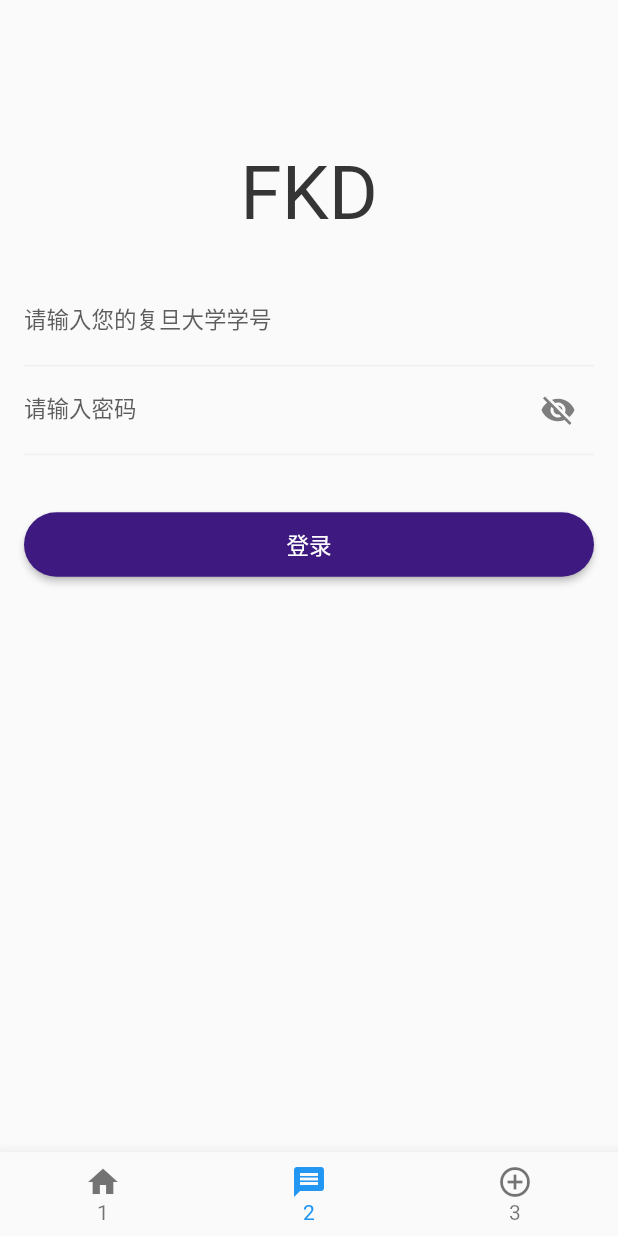
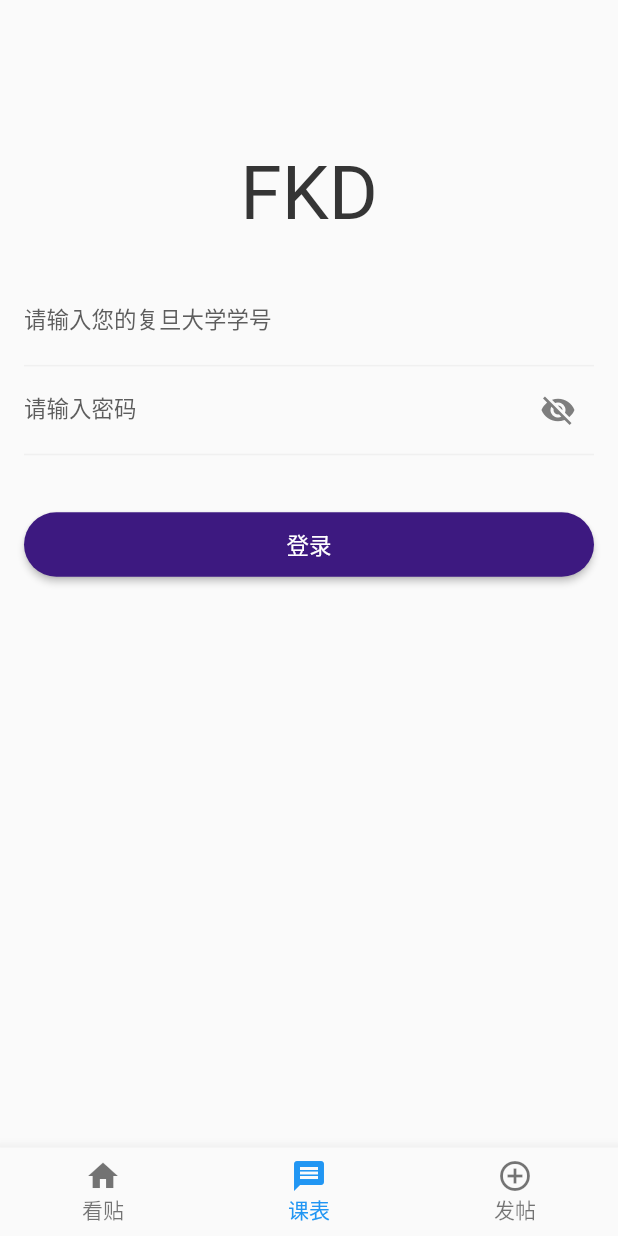
Before and after one commit to bestlzk123/myzksnark, a Flutter app: the screen it shows after launch, item 2 of the bottom bar chosen, on a phone screen of 412 x 824 dp. Run offline on Flutter 3.47's test engine with Material 2 defaults, Android fonts, the phone set to English and light mode, and no system bars; our stand-ins replace shared_preferences, sqflite; accounts and stored records are empty.

Commit message:
Update home.dart

```diff
--- a/lib/home.dart
+++ b/lib/home.dart
@@ -67,17 +67,17 @@ class HomePageState extends State<HomePage> {
               BottomNavigationBarItem(
             backgroundColor: Colors.blue,
             icon: Icon(Icons.home),
-            title: Text("1"),
+            title: Text("看贴"),
             ),
             BottomNavigationBarItem(
               backgroundColor: Colors.green,
               icon: Icon(Icons.message),
-              title: Text("2"),
+              title: Text("课表"),
             ),
             BottomNavigationBarItem(
               backgroundColor: Colors.green,
               icon: Icon(Icons.control_point),
-              title: Text("3"),
+              title: Text("发帖"),
             ),]
           ),
         );
```
